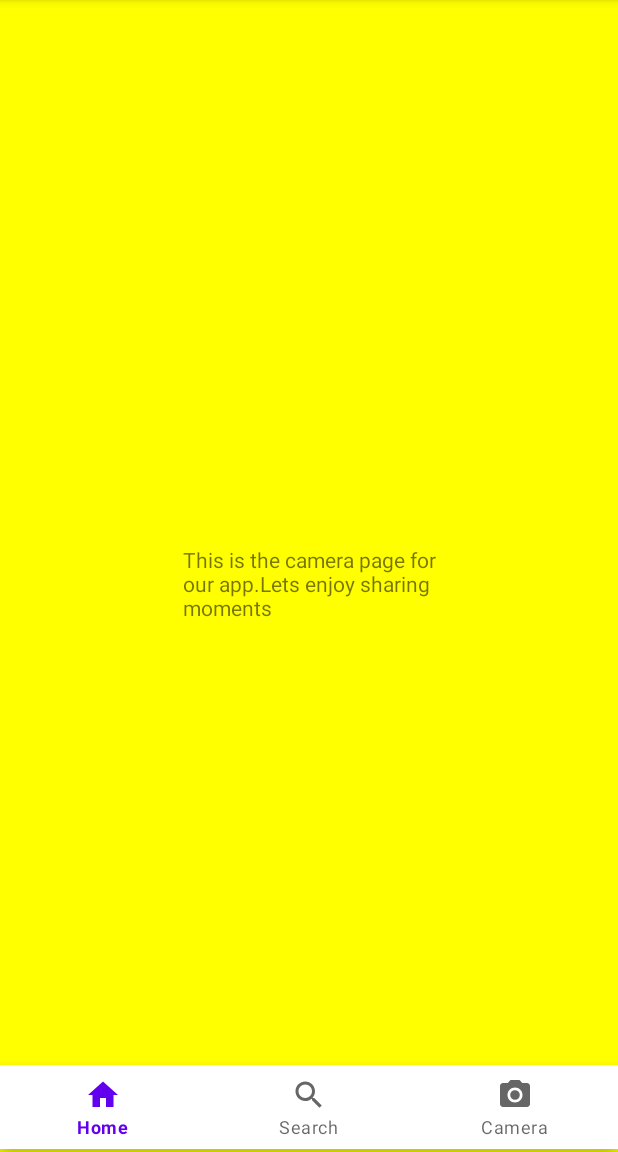
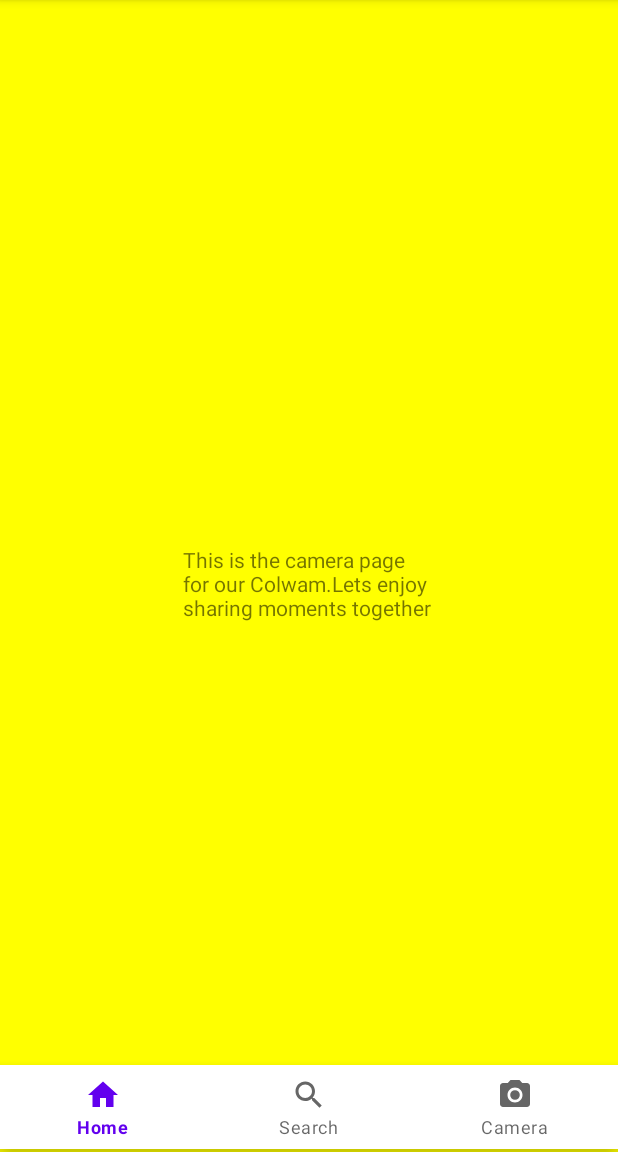
Before and after one commit to colwam/Colwam-gram, an Android app: the CameraFragment screen opened through its navigation route, on a phone screen of 412 x 824 dp, the part 84-1236 px from its top. Run offline under Robolectric (Android 15) with nearby library versions, the phone set to English and light mode, and no system bars.

Commit message:
made dummy changes

```diff
--- a/app/src/main/res/values/strings.xml
+++ b/app/src/main/res/values/strings.xml
@@ -4,5 +4,5 @@
     <string name="hello_blank_fragment">Hello blank fragment</string>
     <string name="home">This is the Home page for our app</string>
     <string name="search">This is the new  search page</string>
-    <string name="camera">This is the camera page for our app.Lets enjoy sharing moments</string>
+    <string name="camera">This is the camera page for our Colwam.Lets enjoy sharing moments together</string>
 </resources>
```
